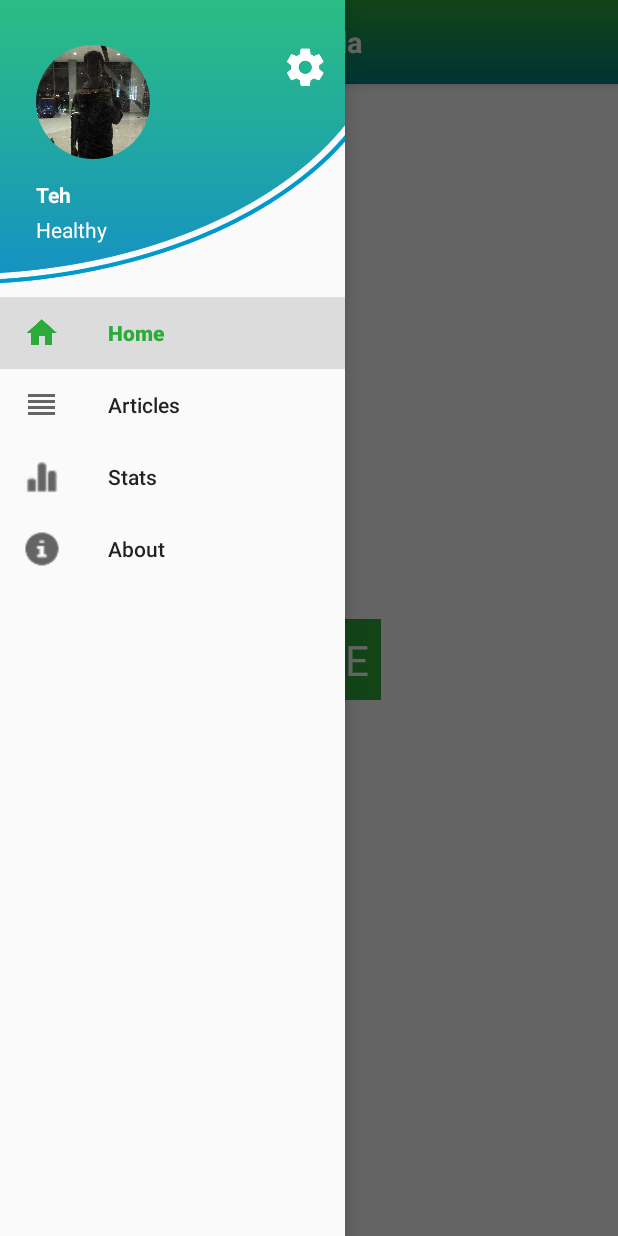
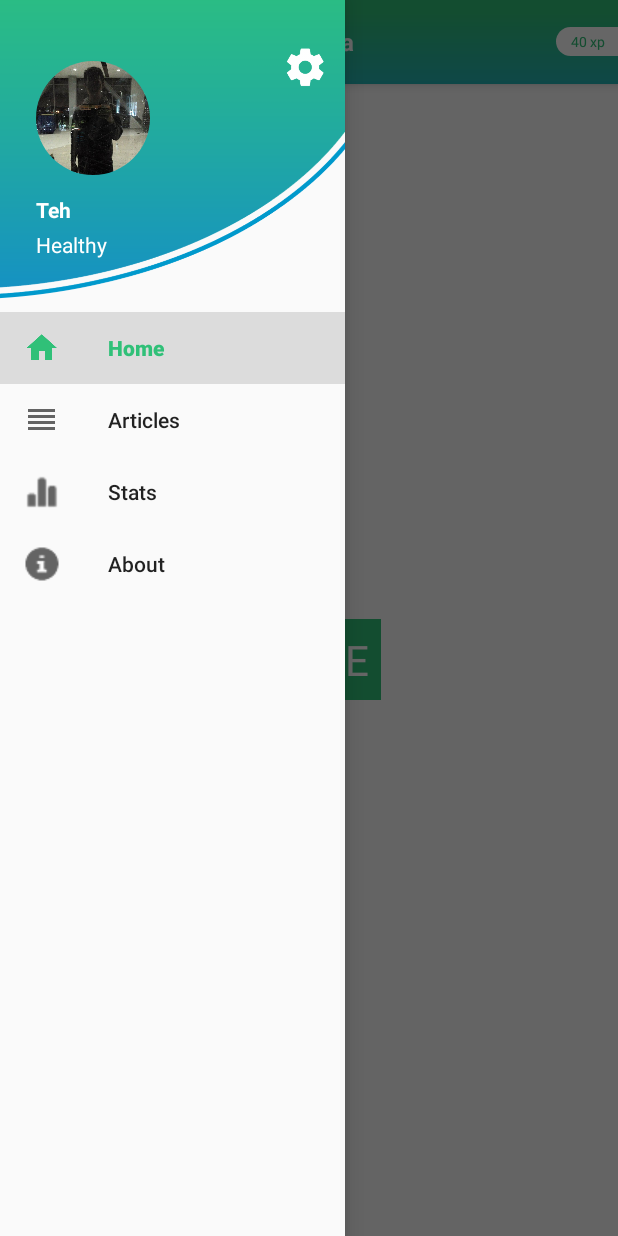
Before and after one commit to burhanahmeed/Miranda, an Android app: the screen it shows after launch (MainActivity), with the side drawer open, on a phone screen of 412 x 824 dp. Run offline under Robolectric (Android 15) with nearby library versions, the phone set to English and light mode, and no system bars; our stand-ins replace CircleImageView.

Commit message:
actionbar new style

```diff
--- a/app/src/main/java/com/ayotong/miranda/MainActivity.java
+++ b/app/src/main/java/com/ayotong/miranda/MainActivity.java
@@ -6,9 +6,13 @@ import android.app.FragmentTransaction;
 import android.content.res.Resources;
 import android.graphics.Bitmap;
 import android.graphics.BitmapFactory;
+import android.graphics.Color;
+import android.graphics.PorterDuff;
 import android.graphics.drawable.Drawable;
 import android.os.AsyncTask;
 import android.support.design.widget.NavigationView;
+import android.support.v4.content.ContextCompat;
+import android.support.v4.view.GravityCompat;
 import android.support.v4.widget.DrawerLayout;
 import android.support.v7.app.ActionBarDrawerToggle;
 import android.support.v7.app.AppCompatActivity;
@@ -54,6 +58,7 @@ public class MainActivity extends AppCompatActivity {
         toolbar = (Toolbar) findViewById(R.id.toolbar);
         setSupportActionBar(toolbar);
         getSupportActionBar().setTitle(null);
+        getSupportActionBar().setDisplayHomeAsUpEnabled(true);
 
         //Initializing NavigationView
         navigationView = (NavigationView) findViewById(R.id.navigation_view);
@@ -81,6 +86,9 @@ public class MainActivity extends AppCompatActivity {
                 openFragment(new Profile_fragment());
             }
         });
+
+        Drawable drawable = ContextCompat.getDrawable(getApplicationContext(),R.drawable.icon_menu_feeds);
+        toolbar.setOverflowIcon(drawable);
 
         //Setting Navigation View Item Selected Listener to handle the item click of the navigation menu
         navigationView.setNavigationItemSelectedListener(new NavigationView.OnNavigationItemSelectedListener() {
@@ -153,10 +161,23 @@ public class MainActivity extends AppCompatActivity {
             }
         };
 
+        actionBarDrawerToggle.setDrawerIndicatorEnabled(false);
+        actionBarDrawerToggle.setToolbarNavigationClickListener(new View.OnClickListener() {
+            @Override
+            public void onClick(View view) {
+                drawerLayout.openDrawer(GravityCompat.START);
+            }
+        });
+
+        actionBarDrawerToggle.setHomeAsUpIndicator(R.drawable.ic_sort_black_24dp);
+        final Drawable upArrow = getResources().getDrawable(R.drawable.ic_sort_black_24dp);
+        upArrow.setColorFilter(Color.parseColor("#FFFFFF"), PorterDuff.Mode.SRC_ATOP);
+        getSupportActionBar().setHomeAsUpIndicator(upArrow);
+
         //Setting the actionbarToggle to drawer layout
-        drawerLayout.setDrawerListener(actionBarDrawerToggle);
-
-        //calling sync state is necessay or else your hamburger icon wont show up
+//        drawerLayout.setDrawerListener(actionBarDrawerToggle);
+//
+//        //calling sync state is necessay or else your hamburger icon wont show up
         actionBarDrawerToggle.syncState();
     }
 
@@ -166,25 +187,25 @@ public class MainActivity extends AppCompatActivity {
         fragmentTransaction.commit();
     }
 
-//    @Override
-//    public boolean onCreateOptionsMenu(Menu menu) {
-//        // Inflate the menu; this adds items to the action bar if it is present.
-//        getMenuInflater().inflate(R.menu.menu_main, menu);
-//        return true;
-//    }
-//
-//    @Override
-//    public boolean onOptionsItemSelected(MenuItem item) {
-//        // Handle action bar item clicks here. The action bar will
-//        // automatically handle clicks on the Home/Up button, so long
-//        // as you specify a parent activity in AndroidManifest.xml.
-//        int id = item.getItemId();
-//
-//        //noinspection SimplifiableIfStatement
+    @Override
+    public boolean onCreateOptionsMenu(Menu menu) {
+        // Inflate the menu; this adds items to the action bar if it is present.
+//        getMenuInflater().inflate(R.menu.drawer, menu);
+        return true;
+    }
+
+    @Override
+    public boolean onOptionsItemSelected(MenuItem item) {
+        // Handle action bar item clicks here. The action bar will
+        // automatically handle clicks on the Home/Up button, so long
+        // as you specify a parent activity in AndroidManifest.xml.
+        int id = item.getItemId();
+
+        //noinspection SimplifiableIfStatement
 //        if (id == R.id.action_settings) {
 //            return true;
 //        }
-//
-//        return super.onOptionsItemSelected(item);
-//    }
+
+        return super.onOptionsItemSelected(item);
+    }
 }
--- /dev/null
+++ b/app/src/main/res/drawable/bg_exp.xml
@@ -0,0 +1,12 @@
+<?xml version="1.0" encoding="utf-8"?>
+<shape xmlns:android="http://schemas.android.com/apk/res/android"
+    android:shape="rectangle"
+    android:padding="20dp">
+    <solid android:color="#ffffff" />
+
+    <corners
+        android:bottomLeftRadius="20dp"
+        android:bottomRightRadius="0dp"
+        android:topLeftRadius="20dp"
+        android:topRightRadius="0dp" />
+</shape>
--- a/app/src/main/res/drawable/gradients_blue_green.xml
+++ b/app/src/main/res/drawable/gradients_blue_green.xml
@@ -2,7 +2,9 @@
 <shape xmlns:android="http://schemas.android.com/apk/res/android" android:shape="rectangle" >
     <gradient
         android:type="linear"
-        android:startColor="#FF2cab3b"
-        android:endColor="#FF008080"
+        android:centerX="15%"
+        android:startColor="#FF30c078"
+        android:centerColor="#FF30c078"
+        android:endColor="#FF24B3B3"
         android:angle="270"/>
 </shape>
--- a/app/src/main/res/layout/header_nav.xml
+++ b/app/src/main/res/layout/header_nav.xml
@@ -1,7 +1,7 @@
 <?xml version="1.0" encoding="utf-8"?>
 <RelativeLayout xmlns:android="http://schemas.android.com/apk/res/android"
     android:layout_width="match_parent"
-    android:layout_height="190dp"
+    android:layout_height="200dp"
     xmlns:app="http://schemas.android.com/apk/res-auto"
     android:background="@drawable/bg_navigation"
     android:orientation="vertical">
@@ -15,8 +15,9 @@
         app:border_color="#FF000000"
         android:layout_marginLeft="24dp"
         android:layout_marginStart="24dp"
-        android:layout_alignTop="@+id/btn_setting"
-        android:layout_alignParentStart="true" />
+        android:layout_above="@+id/username"
+        android:layout_alignParentStart="true"
+        android:layout_marginBottom="13dp" />
 
     <TextView
         android:layout_width="wrap_content"
--- a/app/src/main/res/layout/toolbar.xml
+++ b/app/src/main/res/layout/toolbar.xml
@@ -13,9 +13,32 @@
         android:layout_width="wrap_content"
         android:layout_height="wrap_content"
         android:layout_gravity="center_horizontal"
-        android:text="Miranda"
+        android:text="miranda"
         android:textColor="@android:color/white"
-        android:textSize="19sp"
+        android:textSize="16sp"
         android:textStyle="bold" />
 
+    <RelativeLayout
+        android:layout_width="wrap_content"
+        android:layout_height="match_parent"
+        android:background="@drawable/bg_exp"
+        android:layout_gravity="right"
+        android:paddingTop="3dp"
+        android:paddingBottom="3dp"
+        android:paddingRight="3dp"
+        android:paddingLeft="10dp">
+
+        <TextView
+            android:id="@+id/level"
+            android:layout_width="wrap_content"
+            android:layout_height="wrap_content"
+            android:layout_gravity="right"
+            android:text="40 xp"
+            android:textSize="9sp"
+            android:layout_marginRight="5dp"
+            android:textColor="@color/colorPrimary"
+            />
+    </RelativeLayout>
+
+
     </android.support.v7.widget.Toolbar>
--- a/app/src/main/res/values/colors.xml
+++ b/app/src/main/res/values/colors.xml
@@ -1,8 +1,8 @@
 <?xml version="1.0" encoding="utf-8"?>
 <resources>
-    <color name="colorPrimaryDark">#2cab3b</color>
+    <color name="colorPrimaryDark">#30c078</color>
     <color name="colorPrimary">@color/colorPrimaryDark</color>
-    <color name="colorAccent">#0066ff</color>
+    <color name="colorAccent">#187878</color>
 
     <color name="ripple_color">#f2f2f2</color>
 
--- a/app/src/main/res/values/styles.xml
+++ b/app/src/main/res/values/styles.xml
@@ -7,7 +7,6 @@
         <item name="colorPrimaryDark">@color/colorPrimaryDark</item>
         <item name="colorAccent">@color/colorAccent</item>
         <item name="android:windowTranslucentStatus">true</item>
-
     </style>
 
     <style name="AppTheme.AppBarOverlay" parent="ThemeOverlay.AppCompat.Dark.ActionBar" />
```
Also changed, not shown: app/src/main/res/drawable-hdpi/ic_sort_black_24dp.png (added), app/src/main/res/drawable-mdpi/ic_sort_black_24dp.png (added), app/src/main/res/drawable-xhdpi/ic_sort_black_24dp.png (added), app/src/main/res/drawable-xxhdpi/ic_sort_black_24dp.png (added), app/src/main/res/drawable-xxxhdpi/ic_sort_black_24dp.png (added), app/src/main/res/drawable/action_bar_small.png (added), 25 other files. Lines whose indentation alone changed are shown as unchanged.
